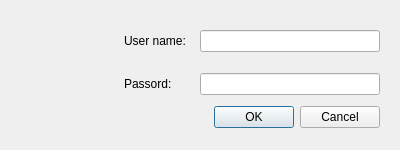
Old version of the form OrmasAdmin/OrmasAdmin/LoginForm.ui in the repository Dalerjon/TheOrmasProejct.
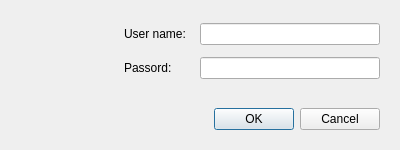
New version of the form.

Patch:
```diff
--- a/OrmasAdmin/OrmasAdmin/LoginForm.ui
+++ b/OrmasAdmin/OrmasAdmin/LoginForm.ui
@@ -41,6 +41,37 @@
    <property name="bottomMargin">
     <number>20</number>
    </property>
+   <item row="3" column="0" colspan="4">
+    <layout class="QHBoxLayout" name="horizontalLayout">
+     <item>
+      <spacer name="horizontalSpacer_2">
+       <property name="orientation">
+        <enum>Qt::Horizontal</enum>
+       </property>
+       <property name="sizeHint" stdset="0">
+        <size>
+         <width>40</width>
+         <height>20</height>
+        </size>
+       </property>
+      </spacer>
+     </item>
+     <item>
+      <widget class="QPushButton" name="okBtn">
+       <property name="text">
+        <string>OK</string>
+       </property>
+      </widget>
+     </item>
+     <item>
+      <widget class="QPushButton" name="cancelBtn">
+       <property name="text">
+        <string>Cancel</string>
+       </property>
+      </widget>
+     </item>
+    </layout>
+   </item>
    <item row="1" column="3">
     <widget class="QLineEdit" name="passwordEdit">
      <property name="minimumSize">
@@ -117,35 +148,11 @@
     </spacer>
    </item>
    <item row="2" column="0" colspan="4">
-    <layout class="QHBoxLayout" name="horizontalLayout">
-     <item>
-      <spacer name="horizontalSpacer_2">
-       <property name="orientation">
-        <enum>Qt::Horizontal</enum>
-       </property>
-       <property name="sizeHint" stdset="0">
-        <size>
-         <width>40</width>
-         <height>20</height>
-        </size>
-       </property>
-      </spacer>
-     </item>
-     <item>
-      <widget class="QPushButton" name="OKBtn">
-       <property name="text">
-        <string>OK</string>
-       </property>
-      </widget>
-     </item>
-     <item>
-      <widget class="QPushButton" name="CancelBtn">
-       <property name="text">
-        <string>Cancel</string>
-       </property>
-      </widget>
-     </item>
-    </layout>
+    <widget class="QLabel" name="messageLb">
+     <property name="text">
+      <string/>
+     </property>
+    </widget>
    </item>
   </layout>
  </widget>
```
Left out of the diff: 37 changed lines with no effect on the pictures.
